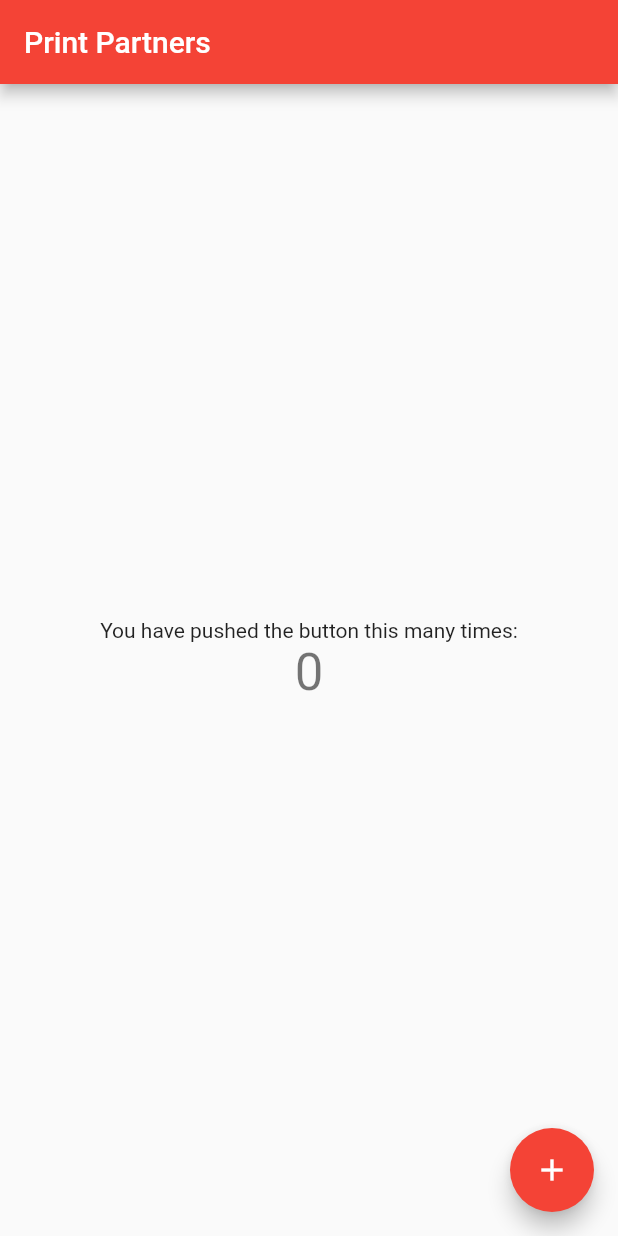
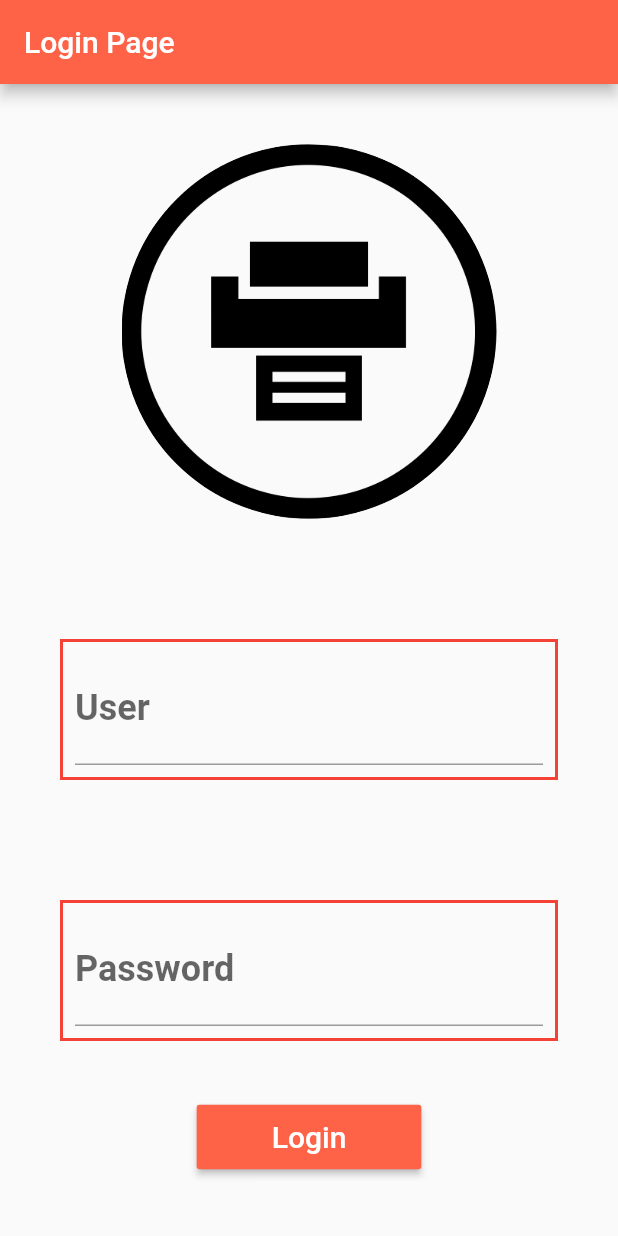
Before and after one commit to oarb-projects/Print_Partners, a Flutter app: the screen it shows after launch, on a phone screen of 412 x 824 dp. Run offline on Flutter 3.47's test engine with Material 2 defaults, Android fonts, the phone set to English and light mode, and no system bars; our stand-ins replace firebase_database; accounts and stored records are empty.

Commit message:
se agregan pantallitas

```diff
--- a/lib/main.dart
+++ b/lib/main.dart
@@ -1,111 +1,30 @@
 import 'package:flutter/material.dart';
+import 'pages/auth.dart';
+import 'pages/servicios.dart';
+import 'pages/detalle.dart';
 
 void main() => runApp(MyApp());
 
-class MyApp extends StatelessWidget {
-  // This widget is the root of your application.
+final colorcito=const Color(0xFFff6347);
+// var a = Colors.black;
+
+class MyApp extends StatelessWidget{
+
   @override
   Widget build(BuildContext context) {
     return MaterialApp(
-      title: 'Flutter Demo',
-      theme: ThemeData(
-        // This is the theme of your application.
-        //
-        // Try running your application with "flutter run". You'll see the
-        // application has a blue toolbar. Then, without quitting the app, try
-        // changing the primarySwatch below to Colors.green and then invoke
-        // "hot reload" (press "r" in the console where you ran "flutter run",
-        // or simply save your changes to "hot reload" in a Flutter IDE).
-        // Notice that the counter didn't reset back to zero; the application
-        // is not restarted.
-        primarySwatch: Colors.red,
+      theme: new ThemeData(
+        primarySwatch: Colors.blue,
+        primaryColor: colorcito
       ),
-      home: MyHomePage(title: 'Print Partners'),
+      home: AuthPage(),
+      routes: {
+          // '/calendarDay': (BuildContext context) =>
+          // _isAuthenticated ? CalendarDayPage() : AuthPage(),
+          '/services': (BuildContext context) =>Services(),
+          '/detail': (BuildContext context) =>Detail(),
+      },
     );
   }
+
 }
-
-class MyHomePage extends StatefulWidget {
-  MyHomePage({Key key, this.title}) : super(key: key);
-
-  // This widget is the home page of your application. It is stateful, meaning
-  // that it has a State object (defined below) that contains fields that affect
-  // how it looks.
-
-  // This class is the configuration for the state. It holds the values (in this
-  // case the title) provided by the parent (in this case the App widget) and
-  // used by the build method of the State. Fields in a Widget subclass are
-  // always marked "final".
-
-  final String title;
-
-  @override
-  _MyHomePageState createState() => _MyHomePageState();
-}
-
-class _MyHomePageState extends State<MyHomePage> {
-  int _counter = 0;
-
-  void _incrementCounter() {
-    setState(() {
-      // This call to setState tells the Flutter framework that something has
-      // changed in this State, which causes it to rerun the build method below
-      // so that the display can reflect the updated values. If we changed
-      // _counter without calling setState(), then the build method would not be
-      // called again, and so nothing would appear to happen.
-      _counter++;
-    });
-  }
-
-  @override
-  Widget build(BuildContext context) {
-    // This method is rerun every time setState is called, for instance as done
-    // by the _incrementCounter method above.
-    //
-    // The Flutter framework has been optimized to make rerunning build methods
-    // fast, so that you can just rebuild anything that needs updating rather
-    // than having to individually change instances of widgets.
-    return Scaffold(
-      appBar: AppBar(
-        // Here we take the value from the MyHomePage object that was created by
-        // the App.build method, and use it to set our appbar title.
-        title: Text(widget.title),
-      ),
-      body: Center(
-        // Center is a layout widget. It takes a single child and positions it
-        // in the middle of the parent.
-        child: Column(
-          // Column is also layout widget. It takes a list of children and
-          // arranges them vertically. By default, it sizes itself to fit its
-          // children horizontally, and tries to be as tall as its parent.
-          //
-          // Invoke "debug painting" (press "p" in the console, choose the
-          // "Toggle Debug Paint" action from the Flutter Inspector in Android
-          // Studio, or the "Toggle Debug Paint" command in Visual Studio Code)
-          // to see the wireframe for each widget.
-          //
-          // Column has various properties to control how it sizes itself and
-          // how it positions its children. Here we use mainAxisAlignment to
-          // center the children vertically; the main axis here is the vertical
-          // axis because Columns are vertical (the cross axis would be
-          // horizontal).
-          mainAxisAlignment: MainAxisAlignment.center,
-          children: <Widget>[
-            Text(
-              'You have pushed the button this many times:',
-            ),
-            Text(
-              '$_counter',
-              style: Theme.of(context).textTheme.display1,
-            ),
-          ],
-        ),
-      ),
-      floatingActionButton: FloatingActionButton(
-        onPressed: _incrementCounter,
-        tooltip: 'Increment',
-        child: Icon(Icons.add),
-      ), // This trailing comma makes auto-formatting nicer for build methods.
-    );
-  }
-}
--- /dev/null
+++ b/lib/pages/auth.dart
@@ -0,0 +1,108 @@
+import 'package:flutter/material.dart';
+import './servicios.dart';
+
+
+class AuthPage extends StatelessWidget{
+
+  Widget _buildLogoImage() {
+    return new Container(
+      margin: EdgeInsets.all(40.0),
+      width: 250.0,
+      height: 250.0,
+      decoration: new BoxDecoration(
+        shape: BoxShape.circle,
+        image: new DecorationImage(
+          fit: BoxFit.fill,
+          image: AssetImage('assets/images/printer.png'),
+        ),
+      ),
+    );
+  }
+
+
+  Widget _buildPasswordTextField() {
+    return(
+      Container(
+        margin:const EdgeInsets.all(40) ,
+        padding:const EdgeInsets.all(8),
+        decoration: BoxDecoration(
+          border:Border.all(width: 2.0, color: Colors.red)
+        ),
+        child:TextField(
+          style: TextStyle(color: Colors.black, fontWeight: FontWeight.w700,fontSize: 24),
+          decoration: InputDecoration(
+            labelText: 'Password',
+          ),
+          obscureText: true,
+        )
+      )
+    );
+  }
+
+  Widget _buildEmailTextField() {
+    return(
+      Container(
+        margin:const EdgeInsets.all(40) ,
+        padding:const EdgeInsets.all(8),
+        decoration: BoxDecoration(
+          border:Border.all(width: 2.0, color: Colors.red)
+        ),
+        child:TextField(
+          style: TextStyle(color: Colors.red, fontWeight: FontWeight.w700,fontSize: 24),
+          decoration: InputDecoration(
+            labelText: 'User',
+          ),
+        )
+      )
+    );
+  }
+
+  void _submitForm(String palabra,BuildContext context) {
+    print(palabra);
+    // queda la pagina principal debajo de la secundaria
+    Navigator.push( context, MaterialPageRoute(builder: (context) => Services()), );
+  }
+
+  Widget _send(BuildContext context){
+    return(
+      RaisedButton(
+        color: Theme.of(context).primaryColor,
+        padding: EdgeInsets.symmetric(
+            horizontal: 50.0, vertical: 10.0),
+        child: Text(
+          // _authMode == AuthMode.Login
+          //     ? 'LOGIN'
+          //     : 'Signup',
+          'Login',
+          style: TextStyle(
+              fontSize: 20.0,
+              color: Colors.white),
+        ),
+        onPressed: () =>
+            // _submitForm(model.authenticate),
+        _submitForm("hola",context)
+      )
+    );
+  }
+
+  @override
+  Widget build(BuildContext context) {
+      return(Scaffold(
+          appBar: AppBar(
+            title: Text("Login Page")
+          ),
+          body:SingleChildScrollView(
+          child:Column(
+            children: <Widget>[
+              _buildLogoImage(),
+              _buildEmailTextField(),
+              _buildPasswordTextField(),
+              _send(context)
+            ],
+          ),
+        )
+      )
+    );
+  }
+
+}
```
Also changed, not shown: lib/main2.dart (added, +111 -0 lines), lib/pages/detalle.dart (added, +222 -0 lines), lib/pages/servicios.dart (added, +141 -0 lines), lib/widgets/ui_elements/logout_list_tile.dart (added, +18 -0 lines), lib/widgets/ui_elements/mis_list_tile.dart (added, +18 -0 lines), pubspec.yaml (+10 -1 lines), assets/images/printer.png (added), 3 other files.
